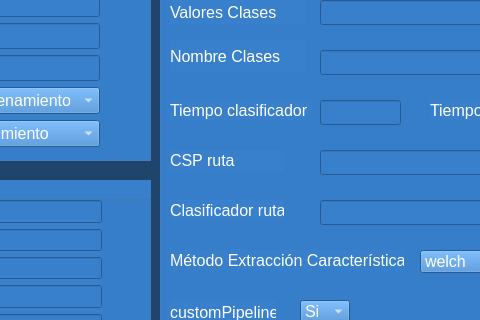
Before: the Qt Designer form Desarrollo/PythonScripts/scripts/GUIModule/config_registro.ui in lucasbaldezzari/bcihack2, drawn with Qt 5; both pictures show x 530 to 1010 and y 120 to 440 of the 1281 by 560 pixel window.
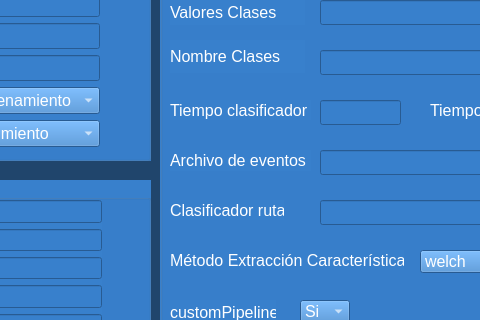
After: the same form once the commit is applied.

Commit message: Se modifica clase ConfigAPP para poder tomar archivos de eventos para intentar hacer un sanitychack en base a lo solicitado en #29

Diff of the .ui file:
```diff
--- a/Desarrollo/PythonScripts/scripts/GUIModule/config_registro.ui
+++ b/Desarrollo/PythonScripts/scripts/GUIModule/config_registro.ui
@@ -1209,7 +1209,7 @@
      <rect>
       <x>10</x>
       <y>180</y>
-      <width>114</width>
+      <width>141</width>
       <height>21</height>
      </rect>
     </property>
@@ -1226,7 +1226,7 @@
      <string notr="true">color: rgb(255, 255, 255);</string>
     </property>
     <property name="text">
-     <string>CSP ruta</string>
+     <string>Archivo de eventos</string>
     </property>
    </widget>
    <widget class="QLabel" name="label_29">
```
Left out of the diff: 2 changed lines with no effect on the pictures. The commit also changes 4 other files.
